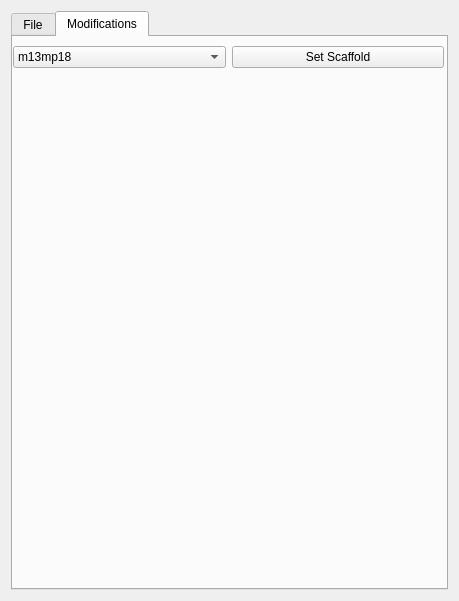
First picture: the form in AdenitaCoreSE/form/SEAdenitaCoreSEAppGUI.ui, repository edellano/Adenita-SAMSON-Edition, before the edit.
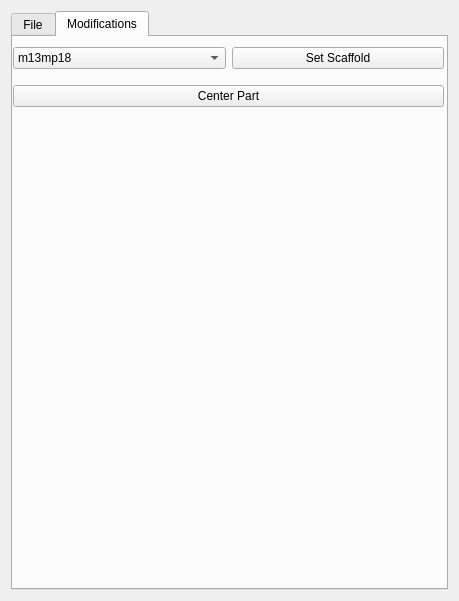
Second picture: the form after the edit. The open tabs and pages were chosen to show the change.

Commit message: Added Center Part modification Added GetNucleotides method for ADNBaseSegment Added AddBasePair method to ADNBasePair

Patch:
```diff
--- a/AdenitaCoreSE/form/SEAdenitaCoreSEAppGUI.ui
+++ b/AdenitaCoreSE/form/SEAdenitaCoreSEAppGUI.ui
@@ -238,7 +238,7 @@
            <x>0</x>
            <y>0</y>
            <width>431</width>
-           <height>41</height>
+           <height>81</height>
           </rect>
          </property>
          <layout class="QGridLayout" name="gridLayout_3">
@@ -258,6 +258,13 @@
             </property>
            </widget>
           </item>
+          <item row="1" column="0" colspan="2">
+           <widget class="QPushButton" name="btnCenterPart">
+            <property name="text">
+             <string>Center Part</string>
+            </property>
+           </widget>
+          </item>
          </layout>
         </widget>
        </widget>
```
Left out of the diff: 19 changed lines with no effect on the pictures. The commit also changes 8 other files.
